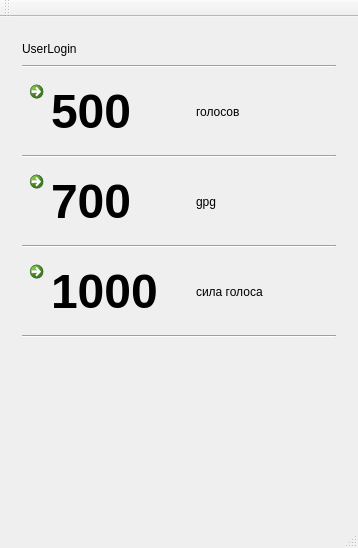
Before: the Qt Designer form mainwindow.ui in 24develop/golos-wallet-develop, drawn with Qt 5.
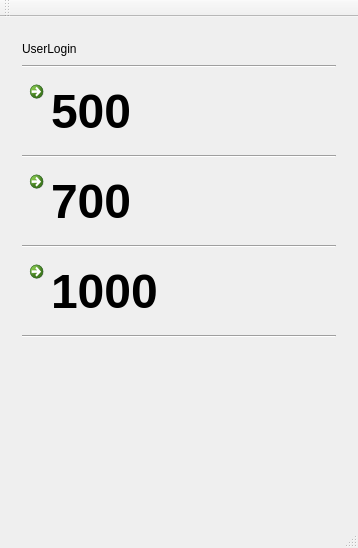
After: the same form once the commit is applied. The open tabs and pages were chosen to show the change.

What changed in the file:
```diff
--- a/mainwindow.ui
+++ b/mainwindow.ui
@@ -126,13 +126,6 @@
             </property>
            </widget>
           </item>
-          <item>
-           <widget class="QLabel" name="label_7">
-            <property name="text">
-             <string>голосов</string>
-            </property>
-           </widget>
-          </item>
          </layout>
         </item>
         <item>
@@ -156,13 +149,6 @@
             </property>
            </widget>
           </item>
-          <item>
-           <widget class="QLabel" name="label_6">
-            <property name="text">
-             <string>gpg</string>
-            </property>
-           </widget>
-          </item>
          </layout>
         </item>
         <item>
@@ -186,13 +172,6 @@
             </property>
            </widget>
           </item>
-          <item>
-           <widget class="QLabel" name="label_5">
-            <property name="text">
-             <string>сила голоса</string>
-            </property>
-           </widget>
-          </item>
          </layout>
         </item>
         <item>
```
Left out of the diff: 6 changed lines with no effect on the pictures.
